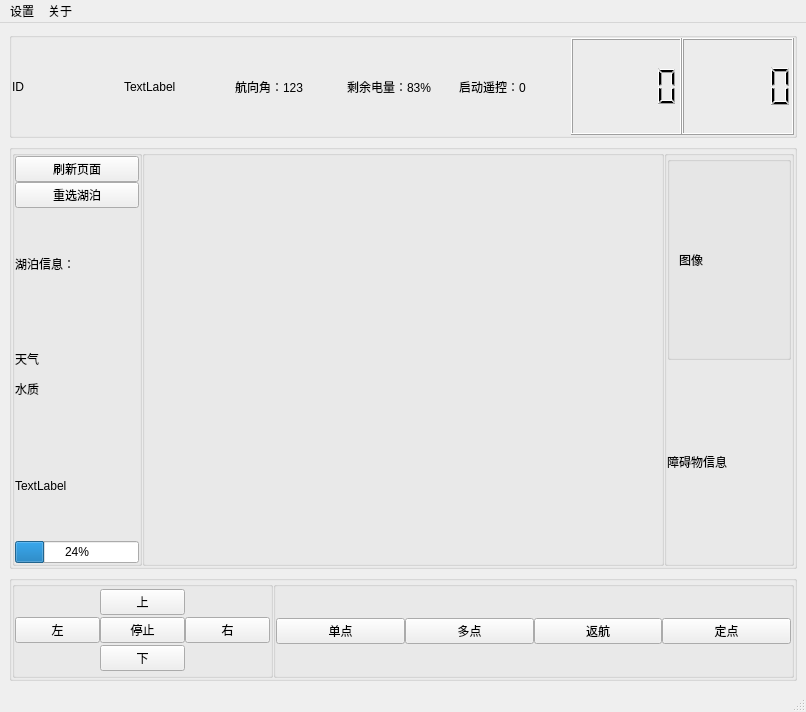
ndkjing/u_v, file main.ui: the form before one commit.
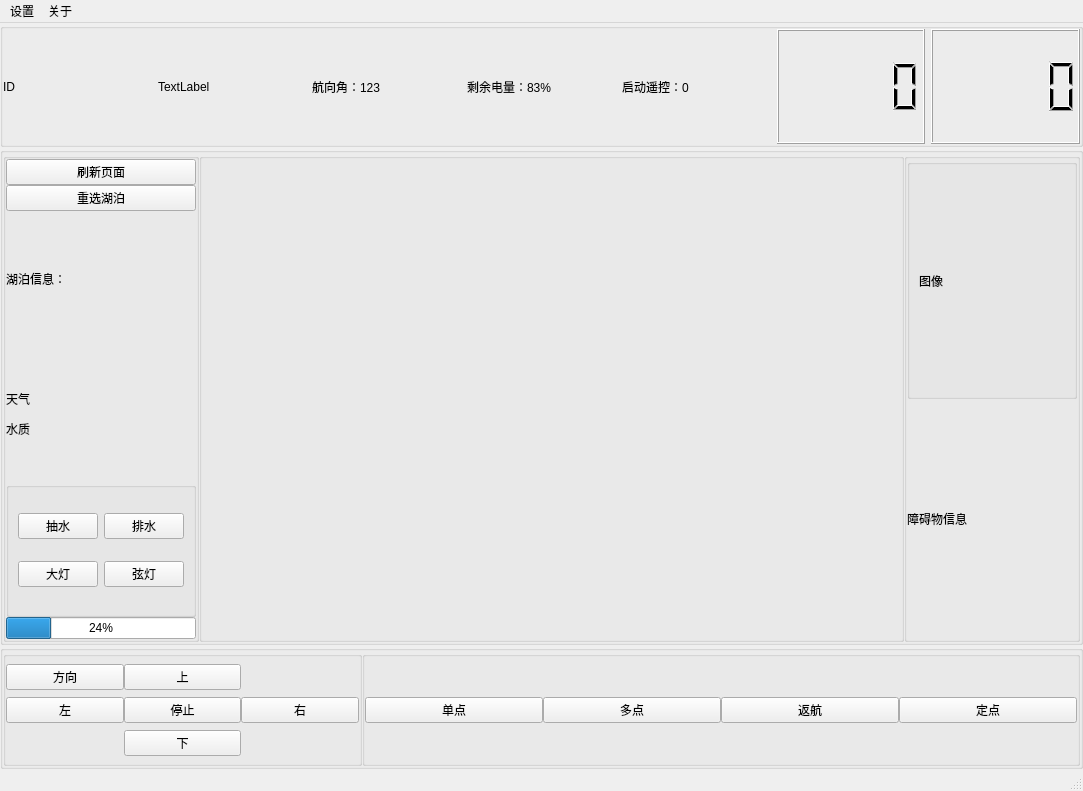
The form after the commit.

```diff
--- a/main.ui
+++ b/main.ui
@@ -6,8 +6,8 @@
    <rect>
     <x>0</x>
     <y>0</y>
-    <width>806</width>
-    <height>712</height>
+    <width>1083</width>
+    <height>791</height>
    </rect>
   </property>
   <property name="windowTitle">
@@ -15,6 +15,21 @@
   </property>
   <widget class="QWidget" name="centralwidget">
    <layout class="QVBoxLayout" name="verticalLayout" stretch="1,4,1">
+    <property name="spacing">
+     <number>0</number>
+    </property>
+    <property name="leftMargin">
+     <number>0</number>
+    </property>
+    <property name="topMargin">
+     <number>0</number>
+    </property>
+    <property name="rightMargin">
+     <number>0</number>
+    </property>
+    <property name="bottomMargin">
+     <number>0</number>
+    </property>
     <item>
      <widget class="QGroupBox" name="groupBox">
       <property name="title">
@@ -22,7 +37,7 @@
       </property>
       <layout class="QHBoxLayout" name="horizontalLayout_3">
        <property name="spacing">
-        <number>0</number>
+        <number>6</number>
        </property>
        <property name="leftMargin">
         <number>0</number>
@@ -38,6 +53,9 @@
        </property>
        <item>
         <widget class="QLabel" name="logo_label">
+         <property name="acceptDrops">
+          <bool>true</bool>
+         </property>
          <property name="text">
           <string>ID</string>
          </property>
@@ -151,10 +169,52 @@
            </widget>
           </item>
           <item>
-           <widget class="QLabel" name="label_4">
-            <property name="text">
-             <string>TextLabel</string>
+           <widget class="QGroupBox" name="groupBox_5">
+            <property name="title">
+             <string/>
             </property>
+            <layout class="QGridLayout" name="gridLayout_2">
+             <item row="0" column="0">
+              <widget class="QPushButton" name="draw_button">
+               <property name="text">
+                <string>抽水</string>
+               </property>
+               <property name="checkable">
+                <bool>true</bool>
+               </property>
+              </widget>
+             </item>
+             <item row="0" column="1">
+              <widget class="QPushButton" name="drain_button">
+               <property name="text">
+                <string>排水</string>
+               </property>
+               <property name="checkable">
+                <bool>true</bool>
+               </property>
+              </widget>
+             </item>
+             <item row="1" column="0">
+              <widget class="QPushButton" name="headlight_button">
+               <property name="text">
+                <string>大灯</string>
+               </property>
+               <property name="checkable">
+                <bool>true</bool>
+               </property>
+              </widget>
+             </item>
+             <item row="1" column="1">
+              <widget class="QPushButton" name="sidelight_button">
+               <property name="text">
+                <string>弦灯</string>
+               </property>
+               <property name="checkable">
+                <bool>true</bool>
+               </property>
+              </widget>
+             </item>
+            </layout>
            </widget>
           </item>
           <item>
@@ -214,6 +274,9 @@
           </item>
           <item>
            <widget class="QLabel" name="distance_show_label">
+            <property name="acceptDrops">
+             <bool>true</bool>
+            </property>
             <property name="text">
              <string>障碍物信息</string>
             </property>
@@ -332,6 +395,16 @@
             </property>
            </widget>
           </item>
+          <item row="0" column="0">
+           <widget class="QPushButton" name="pushButton">
+            <property name="text">
+             <string>方向</string>
+            </property>
+            <property name="checkable">
+             <bool>true</bool>
+            </property>
+           </widget>
+          </item>
          </layout>
         </widget>
        </item>
@@ -424,7 +497,7 @@
     <rect>
      <x>0</x>
      <y>0</y>
-     <width>806</width>
+     <width>1083</width>
      <height>23</height>
     </rect>
    </property>
```
